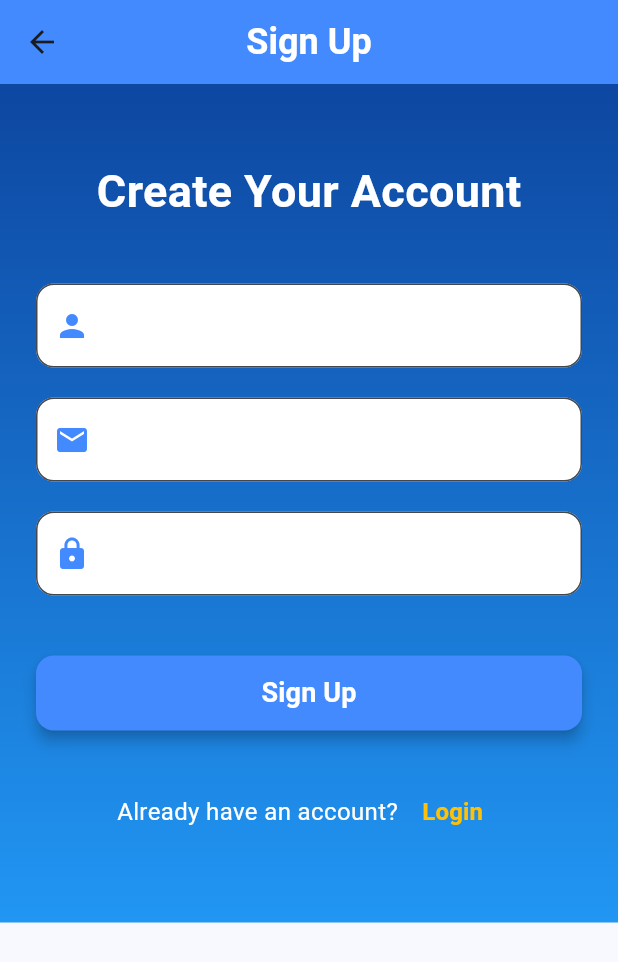
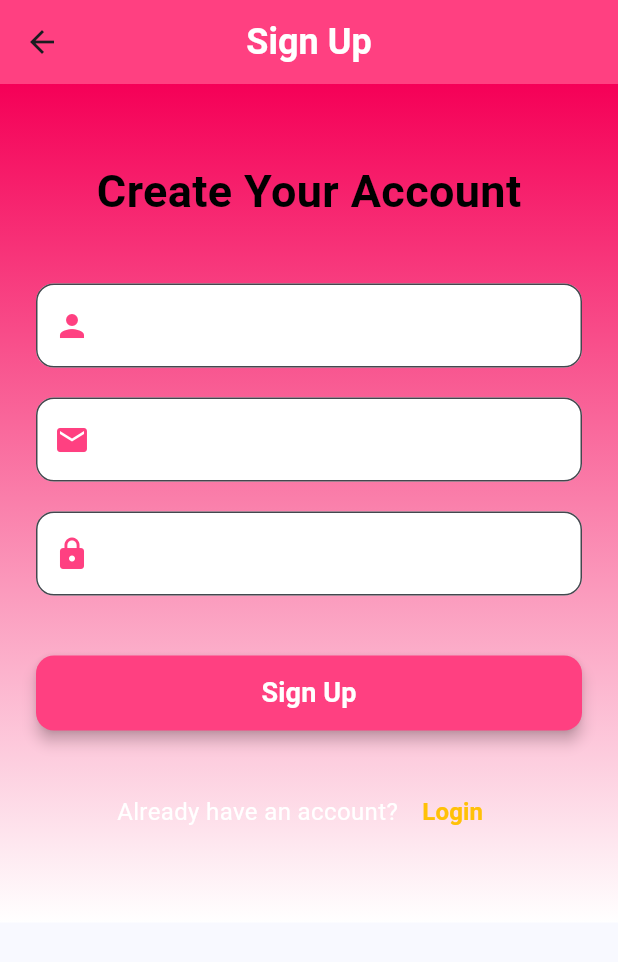
Before and after one commit to aashishkar/sprint1, a Flutter app: the SignupPage screen opened directly, on a phone screen of 412 x 824 dp. Shown: the top 962 px of the screen. Run offline on Flutter 3.47's test engine with Material 3 defaults, Android fonts, the phone set to English and light mode, and no system bars; our stand-ins replace smooth_page_indicator.

Commit message:
edited sipnup

```diff
--- a/lib/view/signup_view.dart
+++ b/lib/view/signup_view.dart
@@ -16,7 +16,7 @@ class SignupPage extends StatelessWidget {
             color: Colors.white,
           ),
         ),
-        backgroundColor: Colors.blueAccent,
+        backgroundColor: Colors.pinkAccent,
         centerTitle: true,
         elevation: 0,
       ),
@@ -24,7 +24,7 @@ class SignupPage extends StatelessWidget {
         child: Container(
           decoration: BoxDecoration(
             gradient: LinearGradient(
-              colors: [Colors.blue[900]!, Colors.blue[500]!],
+              colors: [Colors.pinkAccent[400]!, Colors.white],
               begin: Alignment.topCenter,
               end: Alignment.bottomCenter,
             ),
@@ -38,7 +38,7 @@ class SignupPage extends StatelessWidget {
                 style: TextStyle(
                   fontSize: 30,
                   fontWeight: FontWeight.bold,
-                  color: Colors.white,
+                  color: Colors.black,
                 ),
               ),
               const SizedBox(height: 40),
@@ -50,7 +50,7 @@ class SignupPage extends StatelessWidget {
               const SizedBox(height: 40),
               ElevatedButton(
                 style: ElevatedButton.styleFrom(
-                  backgroundColor: Colors.blueAccent,
+                  backgroundColor: Colors.pinkAccent,
                   minimumSize: const Size(double.infinity, 50),
                   shape: RoundedRectangleBorder(
                     borderRadius: BorderRadius.circular(12),
@@ -119,7 +119,7 @@ class SignupPage extends StatelessWidget {
         border: OutlineInputBorder(
           borderRadius: BorderRadius.circular(12),
         ),
-        prefixIcon: Icon(icon, color: Colors.blueAccent),
+        prefixIcon: Icon(icon, color: Colors.pinkAccent),
         contentPadding:
             const EdgeInsets.symmetric(vertical: 16, horizontal: 12),
       ),
```
